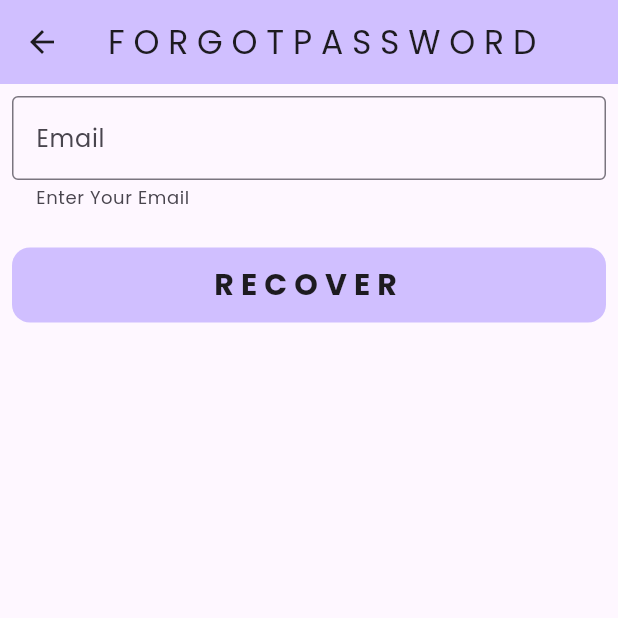
After one commit to VivekYadavDeveloper/NoteHelper, a Flutter app: the screen it shows after launch, after a tap on "Forgot Password ?", on a phone screen of 412 x 824 dp, the top half of it. The commit adds this screen. Run offline on Flutter 3.47's test engine with Material 2 defaults, Android fonts, the phone set to English and light mode, and no system bars; our stand-ins replace firebase_auth, firebase_core, firebase_database, fluttertoast, google_fonts, shared_preferences; accounts and stored records are empty.

Commit message:
Working On Design....
Forgot Password Done / Email Verification Done / Update/Delete Done / Read User Done

```diff
--- a/lib/core/firebase/services/splash.services.dart
+++ b/lib/core/firebase/services/splash.services.dart
@@ -2,26 +2,29 @@ import 'dart:async';
 
 import 'package:firebase_auth/firebase_auth.dart';
 import 'package:flutter/material.dart';
-import 'package:note_helper/core/firebase/services/session.manager.dart';
+
 import 'package:note_helper/view/homeScreen/home.screen.dart';
 import 'package:note_helper/view/loginAuth/login.screen.dart';
 
 class SplashServices {
   final firebaseAuthentication = FirebaseAuth.instance;
 
-  void isLogin(BuildContext context) {
+  Future<void> isLogin(BuildContext context) async {
     //*** To Check The Current User Is Login Or Not
     final user = firebaseAuthentication.currentUser;
     if (user != null) {
-      // SessionController().userID = user.uid.toString();
       Timer(const Duration(milliseconds: 3000), () {
-        Navigator.push(context,
-            MaterialPageRoute(builder: (context) => const HomeScreen()));
+        Navigator.pushAndRemoveUntil(
+            context,
+            MaterialPageRoute(builder: (context) => const HomeScreen()),
+            (route) => false);
       });
     } else {
       Timer(const Duration(milliseconds: 3000), () {
-        Navigator.push(context,
-            MaterialPageRoute(builder: (context) => const LoginScreen()));
+        Navigator.pushAndRemoveUntil(
+            context,
+            MaterialPageRoute(builder: (context) => const LoginScreen()),
+            (route) => false);
       });
     }
   }
--- /dev/null
+++ b/lib/view/forgotPasswordScreen/forgotpass.screen.dart
@@ -0,0 +1,120 @@
+import 'package:firebase_auth/firebase_auth.dart';
+import 'package:flutter/material.dart';
+import 'package:flutter/services.dart';
+import 'package:note_helper/view/loginAuth/login.screen.dart';
+import 'package:note_helper/view/widget/custom_button.dart';
+
+import '../widget/flutter.toast.dart';
+
+class ForgotPasswordScreen extends StatefulWidget {
+  const ForgotPasswordScreen({super.key});
+
+  @override
+  State<ForgotPasswordScreen> createState() => _ForgotPasswordScreenState();
+}
+
+class _ForgotPasswordScreenState extends State<ForgotPasswordScreen> {
+  final _formKey = GlobalKey<FormState>();
+  final TextEditingController fEmailController = TextEditingController();
+
+  final FirebaseAuth _firebaseAuthentication = FirebaseAuth.instance;
+  bool loading = false;
+
+  @override
+  void dispose() {
+    fEmailController.dispose();
+    super.dispose();
+  }
+
+  //**** Firebase Authentication LogIn
+  void forgot() {
+    setState(() {
+      loading = true;
+    });
+    _firebaseAuthentication
+        .sendPasswordResetEmail(email: fEmailController.text.toString())
+        .then((value) {
+      // print("Login Key----->  ${userID.toString()}");
+      Navigator.push(context,
+          MaterialPageRoute(builder: (context) => const LoginScreen()));
+
+      setState(() {
+        loading = false;
+      });
+      FlutterToast()
+          .toastMessage("Please Check Your Email To Recover Your Password");
+    }).onError((error, stackTrace) {
+      debugPrint(error.toString());
+      FlutterToast().toastMessage(error.toString());
+      setState(() {
+        loading = false;
+      });
+    });
+  }
+
+  @override
+  Widget build(BuildContext context) {
+    return WillPopScope(
+      onWillPop: () async {
+        SystemNavigator.pop();
+        return true;
+      },
+      child: Scaffold(
+        appBar: AppBar(
+          centerTitle: true,
+          automaticallyImplyLeading: true,
+          title: Text("F O R G O T P A S S W O R D"),
+        ),
+        body: Padding(
+          padding: const EdgeInsets.all(8.0),
+          child: LayoutBuilder(
+            builder: (context, BoxConstraints constraints) {
+              return Column(
+                mainAxisAlignment: MainAxisAlignment.start,
+                crossAxisAlignment: CrossAxisAlignment.center,
+                children: <Widget>[
+                  Center(
+                    child: Form(
+                      key: _formKey,
+                      child: Column(
+                        children: <Widget>[
+                          TextFormField(
+                            keyboardType: TextInputType.emailAddress,
+                            controller: fEmailController,
+                            validator: (value) {
+                              if (value!.isEmpty) {
+                                return 'Enter Email';
+                              }
+                              return null;
+                            },
+                            decoration: const InputDecoration(
+                              label: Text("Email"),
+                              hintText: "Email",
+                              helperText: "Enter Your Email",
+                              border: OutlineInputBorder(),
+                            ),
+                          ),
+                        ],
+                      ),
+                    ),
+                  ),
+                  const SizedBox(height: 25),
+                  CustomButton(
+                    isLoading: loading,
+                    title: 'R E C O V E R ',
+                    onTap: () {
+                      if (_formKey.currentState!.validate()) {
+                        forgot();
+                      }
+                    },
+                  ),
+                  const SizedBox(height: 20),
+                ],
+              );
+            },
+          ),
+        ),
+      ),
+    );
+  }
+}
--- a/lib/view/loginAuth/login.screen.dart
+++ b/lib/view/loginAuth/login.screen.dart
@@ -1,8 +1,8 @@
 import 'package:firebase_auth/firebase_auth.dart';
 import 'package:flutter/material.dart';
 import 'package:flutter/services.dart';
-import 'package:note_helper/core/firebase/services/session.manager.dart';
 import 'package:note_helper/core/utils/constant/app.color.dart';
+import 'package:note_helper/view/forgotPasswordScreen/forgotpass.screen.dart';
 import 'package:note_helper/view/loginAuth/login.with.phone.dart';
 import 'package:note_helper/view/widget/custom_button.dart';
 import 'package:note_helper/view/widget/flutter.toast.dart';
@@ -21,13 +21,15 @@ class _LoginScreenState extends State<LoginScreen> {
   final _formKey = GlobalKey<FormState>();
   final TextEditingController emailController = TextEditingController();
   final TextEditingController passwordController = TextEditingController();
-  final _firebaseAuthentication = FirebaseAuth.instance;
+  final FirebaseAuth _firebaseAuthentication = FirebaseAuth.instance;
   bool loading = false;
 
   @override
   void dispose() {
     emailController.dispose();
     passwordController.dispose();
+    passwordController.clear();
+    emailController.clear();
     super.dispose();
   }
 
@@ -40,12 +42,15 @@ class _LoginScreenState extends State<LoginScreen> {
         .signInWithEmailAndPassword(
             email: emailController.text.toString(),
             password: passwordController.text.toString())
-        .then((value) {
+        .then((value) async {
+      // print("Login Key----->  ${userID.toString()}");
+      Navigator.pushAndRemoveUntil(
+          context,
+          MaterialPageRoute(builder: (context) => const HomeScreen()),
+          (route) => false);
       // SessionController().userID =value.user!.uid.toString();
       FlutterToast().toastMessage(value.user!.email.toString());
 
-      Navigator.push(
-          context, MaterialPageRoute(builder: (context) => const HomeScreen()));
       setState(() {
         loading = false;
       });
@@ -66,12 +71,14 @@ class _LoginScreenState extends State<LoginScreen> {
         return true;
       },
       child: Scaffold(
+        resizeToAvoidBottomInset: true,
         appBar: AppBar(
           automaticallyImplyLeading: false,
           title: const Center(child: Text("L O G I N  S C R E E N")),
         ),
         body: Padding(
           padding: const EdgeInsets.all(8.0),
+          child: SingleChildScrollView(
             child: LayoutBuilder(
               builder: (context, BoxConstraints constraints) {
                 return Column(
@@ -122,6 +129,23 @@ class _LoginScreenState extends State<LoginScreen> {
                       ),
                     ),
                     const SizedBox(height: 25),
+                    //**** Forgot Password
+                    Row(
+                      mainAxisAlignment: MainAxisAlignment.end,
+                      children: <Widget>[
+                        TextButton(
+                            onPressed: () {
+                              Navigator.pushAndRemoveUntil(
+                                  context,
+                                  MaterialPageRoute(
+                                      builder: (context) =>
+                                          const ForgotPasswordScreen()),
+                                  (route) => true);
+                            },
+                            child: const Text("Forgot Password ?")),
+                      ],
+                    ),
+                    const SizedBox(height: 25),
                     CustomButton(
                       isLoading: loading,
                       title: 'L O G I N',
@@ -163,8 +187,8 @@ class _LoginScreenState extends State<LoginScreen> {
                         decoration: BoxDecoration(
                             borderRadius: BorderRadius.circular(15),
                             border: Border.all(color: AppColors.appBarColor)),
-                      child:
-                          const Center(child: Text("Login With Phone Number")),
+                        child: const Center(
+                            child: Text("Login With Phone Number")),
                       ),
                     ),
                   ],
@@ -173,6 +197,7 @@ class _LoginScreenState extends State<LoginScreen> {
             ),
           ),
         ),
+      ),
     );
   }
 }
--- a/pubspec.yaml
+++ b/pubspec.yaml
@@ -46,6 +46,7 @@ dependencies:
   firebase_app_check: ^0.1.5+2
   firebase_database: ^10.2.5
   shared_preferences: ^2.2.0
+  intl: ^0.18.1
 
 dev_dependencies:
   flutter_test:
```
Also changed, not shown: lib/core/firebase/services/session.manager.dart (+15 -10 lines), lib/core/model/post.model.dart (added, +15 -0 lines), lib/view/addScreen/add.task.screen.dart (+56 -31 lines), lib/view/homeScreen/home.screen.dart (+89 -50 lines), lib/view/signUpScreen/signup.screen.dart (+10 -5 lines), pubspec.lock. Lines whose indentation alone changed are shown as unchanged.
